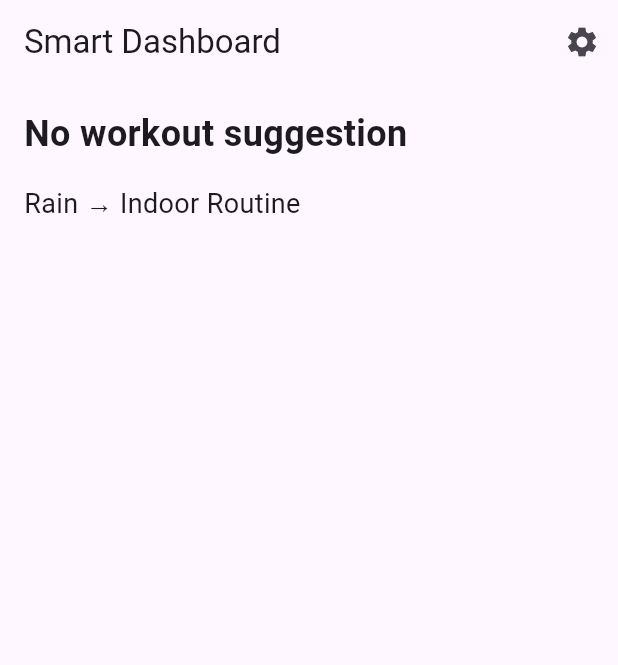
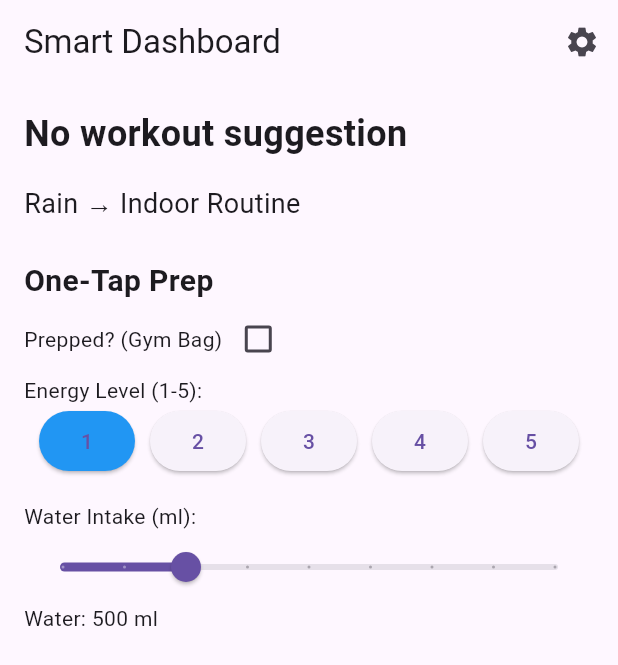
Before and after one commit to MelidoB/Gym-Tracker, a Flutter app: the screen it shows after launch, on a phone screen of 412 x 824 dp. Shown: the top 665 px of the screen. Run offline on Flutter 3.47's test engine with Material 3 defaults, Android fonts, the phone set to English and light mode, and no system bars; our stand-ins replace shared_preferences.

Commit message:
Implement One-Tap Prep: Gym Bag Check, Energy Rating, and Water Intake

```diff
--- /dev/null
+++ b/gym_tracker/lib/models/pre_workout.dart
@@ -0,0 +1,27 @@
+class PreWorkout {
+  bool gymBagPrepped;
+  int energyLevel;
+  int waterIntake;
+
+  PreWorkout({
+    this.gymBagPrepped = false,
+    this.energyLevel = 1,
+    this.waterIntake = 500,
+  });
+
+  Map<String, dynamic> toJson() {
+    return {
+      'gymBagPrepped': gymBagPrepped,
+      'energyLevel': energyLevel,
+      'waterIntake': waterIntake,
+    };
+  }
+
+  factory PreWorkout.fromJson(Map<String, dynamic> json) {
+    return PreWorkout(
+      gymBagPrepped: json['gymBagPrepped'] ?? false,
+      energyLevel: json['energyLevel'] ?? 1,
+      waterIntake: json['waterIntake'] ?? 500,
+    );
+  }
+}
--- a/gym_tracker/lib/screens/SmartDashboardScreen.dart
+++ b/gym_tracker/lib/screens/SmartDashboardScreen.dart
@@ -2,9 +2,11 @@ import 'package:flutter/material.dart';
 import 'package:provider/provider.dart';
 import '../models/workout.dart';
 import '../models/weather.dart';
+import '../models/pre_workout.dart';
 import '../services/local_storage_service.dart';
 import 'settings_screen.dart';
 import 'package:intl/intl.dart';
+import 'dart:convert';
 
 class SmartDashboardScreen extends StatefulWidget {
   const SmartDashboardScreen({Key? key}) : super(key: key);
@@ -17,19 +19,20 @@ class _SmartDashboardScreenState extends State<SmartDashboardScreen> {
   late LocalStorageService _localStorageService;
   Workout? _suggestedWorkout;
   Weather _weather = Weather(condition: 'Rain', recommendIndoor: true); // Mock
+  PreWorkout _preWorkout = PreWorkout();
 
   @override
   void didChangeDependencies() {
     super.didChangeDependencies();
     _localStorageService = Provider.of<LocalStorageService>(context);
     _loadSuggestedWorkout();
+    _loadPreWorkout();
   }
 
   Future<void> _loadSuggestedWorkout() async {
     final workouts = await _localStorageService.getWorkoutHistory();
     final now = DateTime.now();
     final currentDay = DateFormat('EEEE').format(now);
-    // Suggest workout based on last 3 workouts for the current day
     final recentWorkouts = workouts
         .where((w) => w.dayOfWeek == currentDay)
         .take(3)
@@ -37,6 +40,17 @@ class _SmartDashboardScreenState extends State<SmartDashboardScreen> {
     setState(() {
       _suggestedWorkout = recentWorkouts.isNotEmpty ? recentWorkouts.first : null;
     });
+  }
+
+  Future<void> _loadPreWorkout() async {
+    final preWorkout = await _localStorageService.getPreWorkout();
+    setState(() {
+      _preWorkout = preWorkout;
+    });
+  }
+
+  Future<void> _savePreWorkout() async {
+    await _localStorageService.savePreWorkout(_preWorkout);
   }
 
   @override
@@ -72,6 +86,58 @@ class _SmartDashboardScreenState extends State<SmartDashboardScreen> {
               '${_weather.condition} → ${_weather.recommendIndoor ? 'Indoor Routine' : 'Outdoor Routine'}',
               style: const TextStyle(fontSize: 18),
             ),
+            const SizedBox(height: 24),
+            const Text('One-Tap Prep', style: TextStyle(fontSize: 20, fontWeight: FontWeight.bold)),
+            Row(
+              children: [
+                const Text('Prepped? (Gym Bag)'),
+                Checkbox(
+                  value: _preWorkout.gymBagPrepped,
+                  onChanged: (bool? value) {
+                    if (value != null) {
+                      setState(() {
+                        _preWorkout.gymBagPrepped = value;
+                      });
+                      _savePreWorkout();
+                    }
+                  },
+                ),
+              ],
+            ),
+            const Text('Energy Level (1-5):'),
+            Row(
+              mainAxisAlignment: MainAxisAlignment.spaceEvenly,
+              children: List.generate(5, (index) => index + 1).map((level) {
+                return ElevatedButton(
+                  onPressed: () {
+                    setState(() {
+                      _preWorkout.energyLevel = level;
+                    });
+                    _savePreWorkout();
+                  },
+                  style: ElevatedButton.styleFrom(
+                    backgroundColor: _preWorkout.energyLevel == level ? Colors.blue : null,
+                  ),
+                  child: Text('$level'),
+                );
+              }).toList(),
+            ),
+            const SizedBox(height: 16),
+            const Text('Water Intake (ml):'),
+            Slider(
+              value: _preWorkout.waterIntake.toDouble(),
+              min: 0,
+              max: 2000,
+              divisions: 8,
+              label: '${_preWorkout.waterIntake} ml',
+              onChanged: (double value) {
+                setState(() {
+                  _preWorkout.waterIntake = value.round();
+                });
+                _savePreWorkout();
+              },
+            ),
+            Text('Water: ${_preWorkout.waterIntake} ml'),
           ],
         ),
       ),
```
Also changed, not shown: gym_tracker/lib/services/local_storage_service.dart (+16 -2 lines).
